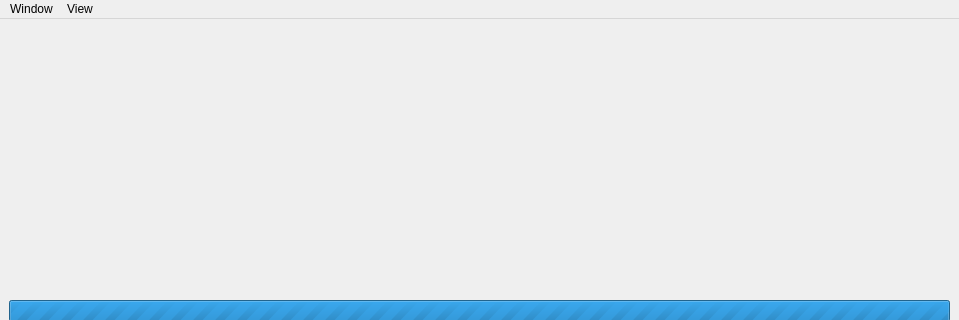
The window that OTModules/wFonts/wfonts.ui (pietr26/OMSI-Tools) describes before a commit, drawn with Qt 5; both pictures show x 0 to 959 and y 0 to 320 of the 959 by 626 pixel window.
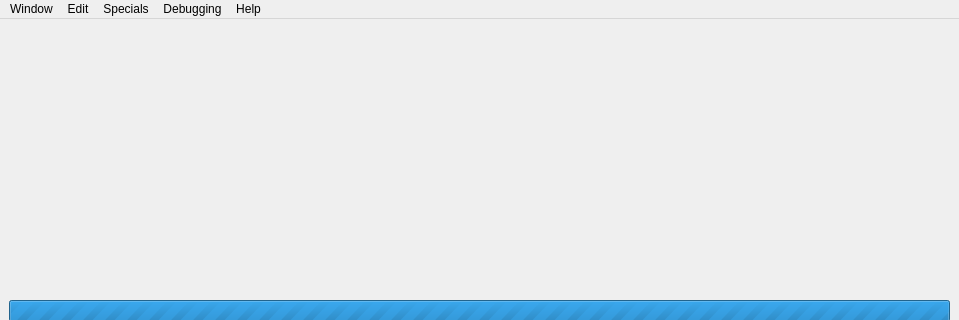
The same window after the commit. Icons and pictures are not drawn.

Commit message: Base functionality of new wFonts; Use of pointer font model

The edit to the form file:
```diff
--- a/OTModules/wFonts/wfonts.ui
+++ b/OTModules/wFonts/wfonts.ui
@@ -43,20 +43,59 @@
      <height>25</height>
     </rect>
    </property>
-   <widget class="QMenu" name="menuWindow">
+   <widget class="QMenu" name="menuFont">
+    <property name="toolTip">
+     <string/>
+    </property>
     <property name="title">
      <string>Window</string>
     </property>
     <addaction name="actionBackToHome"/>
     <addaction name="actionClose"/>
    </widget>
-   <widget class="QMenu" name="menuView">
+   <widget class="QMenu" name="menuSpecials">
+    <property name="toolTip">
+     <string/>
+    </property>
     <property name="title">
-     <string>View</string>
+     <string>Specials</string>
     </property>
    </widget>
-   <addaction name="menuWindow"/>
-   <addaction name="menuView"/>
+   <widget class="QMenu" name="menuEdit">
+    <property name="toolTip">
+     <string/>
+    </property>
+    <property name="title">
+     <string>Edit</string>
+    </property>
+    <addaction name="separator"/>
+    <addaction name="actionNewChar"/>
+    <addaction name="actionDeleteSelection"/>
+    <addaction name="actionDuplicateCharacter"/>
+    <addaction name="separator"/>
+    <addaction name="actionMoveCharUp"/>
+    <addaction name="actionMoveCharDown"/>
+   </widget>
+   <widget class="QMenu" name="menuDebugging">
+    <property name="toolTip">
+     <string/>
+    </property>
+    <property name="title">
+     <string>Debugging</string>
+    </property>
+    <addaction name="actionGoToNextError"/>
+   </widget>
+   <widget class="QMenu" name="menuHelp">
+    <property name="title">
+     <string>Help</string>
+    </property>
+    <addaction name="actionSendFeedback"/>
+   </widget>
+   <addaction name="menuFont"/>
+   <addaction name="menuEdit"/>
+   <addaction name="menuSpecials"/>
+   <addaction name="menuDebugging"/>
+   <addaction name="menuHelp"/>
   </widget>
   <widget class="QStatusBar" name="statusbar"/>
   <action name="actionBackToHome">
```
Left out of the diff: 271 changed lines with no effect on the pictures. The commit also changes 12 other files.
